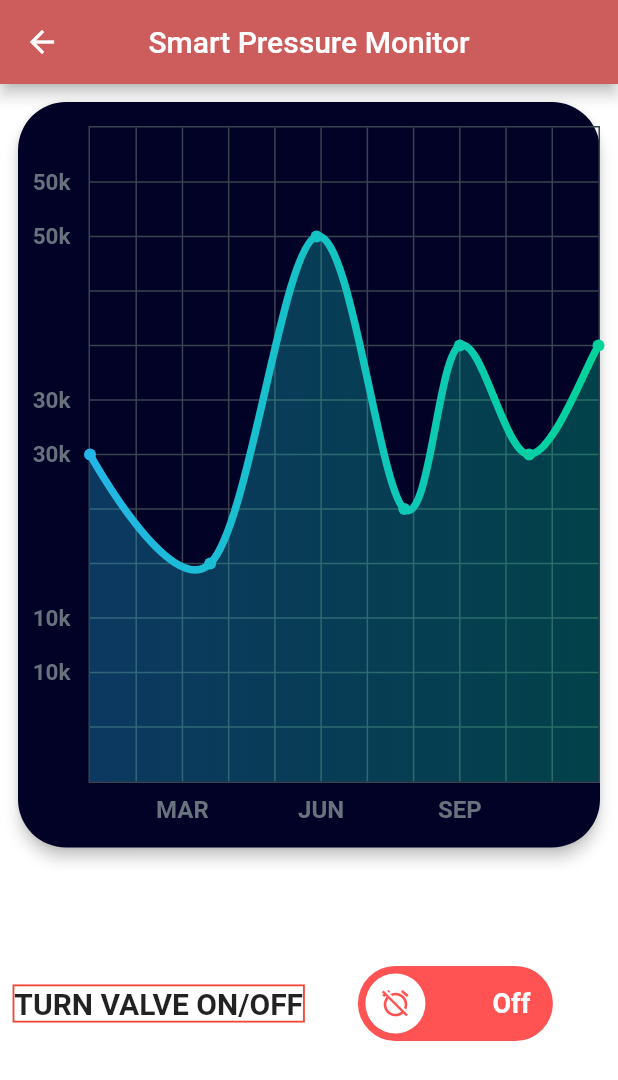
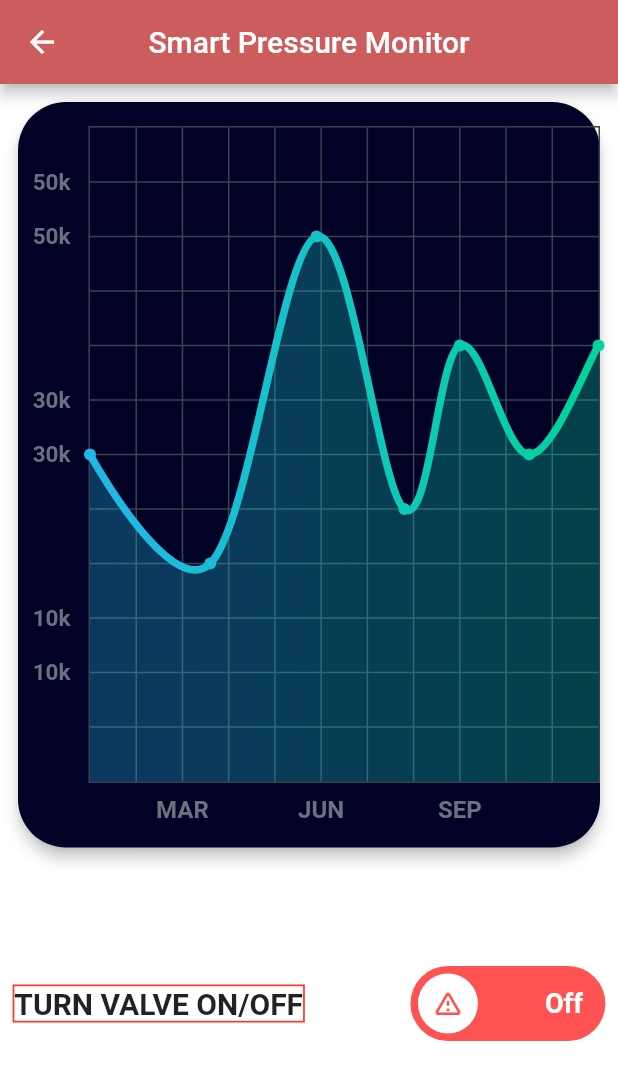
Before and after one commit to JethroPhuah/SCDFLyfsavers, a Flutter app: the HomePage screen opened directly, on a phone screen of 412 x 824 dp. Shown: the top 1080 px of the screen. Run offline on Flutter 3.47's test engine with Material 2 defaults, Android fonts, the phone set to English and light mode, and no system bars; drawn by our look-alikes of fl_chart, lite_rolling_switch; our stand-ins replace flutter_svg.

Commit message:
update main

```diff
--- a/flutter_app/lib/Screens/functional/home_page.dart
+++ b/flutter_app/lib/Screens/functional/home_page.dart
@@ -36,7 +36,7 @@ class HomePage extends StatelessWidget {
                     ),
                   ),
                   Container(
-                    alignment: Alignment.center,
+                    alignment: Alignment.centerRight,
                     child: LiteRollingSwitch(
                       value: false,
                       textOn: "On",
@@ -44,7 +44,7 @@ class HomePage extends StatelessWidget {
                       colorOn: Colors.greenAccent,
                       colorOff: Colors.redAccent,
                       iconOn: Icons.done,
-                      iconOff: Icons.alarm_off,
+                      iconOff: Icons.warning_amber_rounded,
                       textSize: 18.0,
                       onChanged: (bool position) {
                         print("The button is $position");
--- a/flutter_app/pubspec.yaml
+++ b/flutter_app/pubspec.yaml
@@ -28,8 +28,8 @@ dependencies:
   # The following adds the Cupertino Icons font to your application.
   # Use with the CupertinoIcons class for iOS style icons.
   cupertino_icons: ^1.0.0
-  flutter_svg: ^0.19.1
-  fl_chart: ^0.12.0
+  flutter_svg: ^0.20.0-nullsafety.3
+  fl_chart: ^0.36.1
   lite_rolling_switch: ^0.1.1
 
 
```
Also changed, not shown: flutter_app/pubspec.lock.
